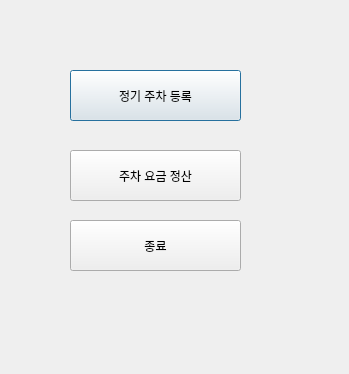
Qt form mainpage.ui (mssung34/ALPR) before a commit.
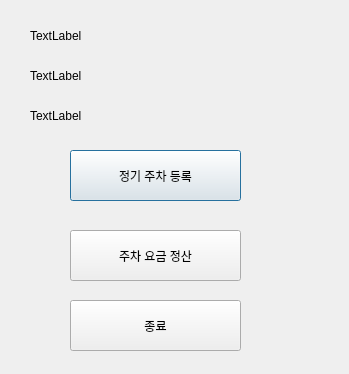
The same form after that commit.

```diff
--- a/mainpage.ui
+++ b/mainpage.ui
@@ -17,7 +17,7 @@
    <property name="geometry">
     <rect>
      <x>70</x>
-     <y>70</y>
+     <y>150</y>
      <width>171</width>
      <height>51</height>
     </rect>
@@ -30,7 +30,7 @@
    <property name="geometry">
     <rect>
      <x>70</x>
-     <y>150</y>
+     <y>230</y>
      <width>171</width>
      <height>51</height>
     </rect>
@@ -43,7 +43,7 @@
    <property name="geometry">
     <rect>
      <x>70</x>
-     <y>220</y>
+     <y>300</y>
      <width>171</width>
      <height>51</height>
     </rect>
@@ -52,6 +52,45 @@
     <string>종료</string>
    </property>
   </widget>
+  <widget class="QLabel" name="label">
+   <property name="geometry">
+    <rect>
+     <x>30</x>
+     <y>20</y>
+     <width>261</width>
+     <height>31</height>
+    </rect>
+   </property>
+   <property name="text">
+    <string>TextLabel</string>
+   </property>
+  </widget>
+  <widget class="QLabel" name="label_2">
+   <property name="geometry">
+    <rect>
+     <x>30</x>
+     <y>60</y>
+     <width>261</width>
+     <height>31</height>
+    </rect>
+   </property>
+   <property name="text">
+    <string>TextLabel</string>
+   </property>
+  </widget>
+  <widget class="QLabel" name="label_3">
+   <property name="geometry">
+    <rect>
+     <x>30</x>
+     <y>100</y>
+     <width>261</width>
+     <height>31</height>
+    </rect>
+   </property>
+   <property name="text">
+    <string>TextLabel</string>
+   </property>
+  </widget>
  </widget>
  <resources/>
  <connections/>
```
